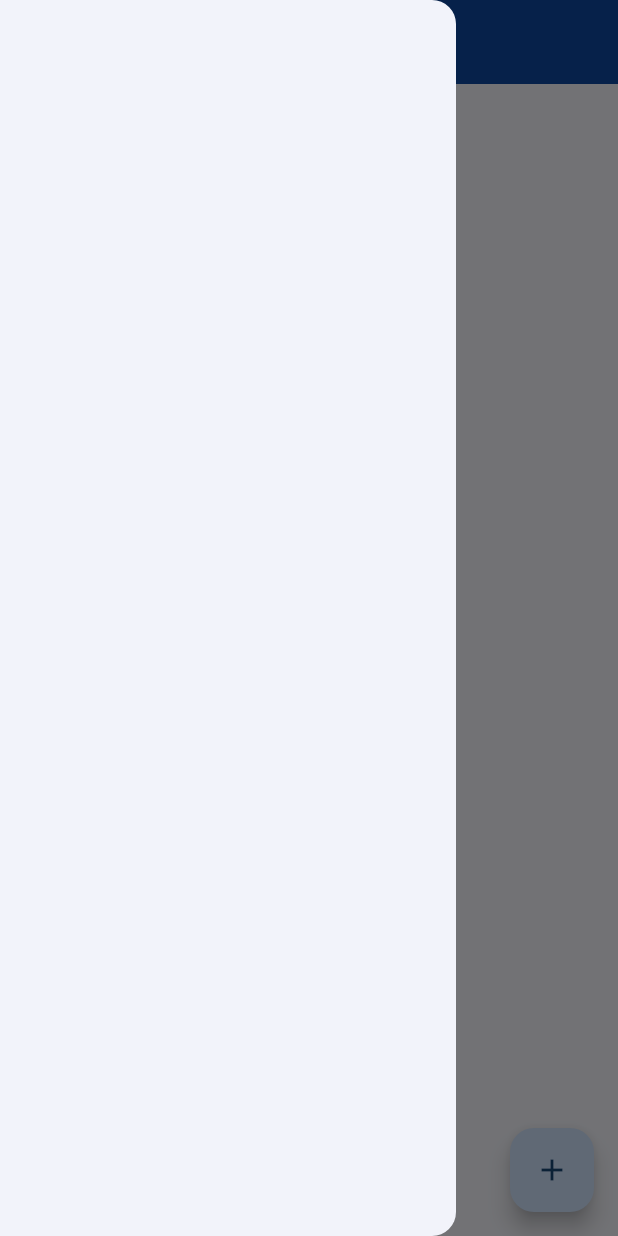
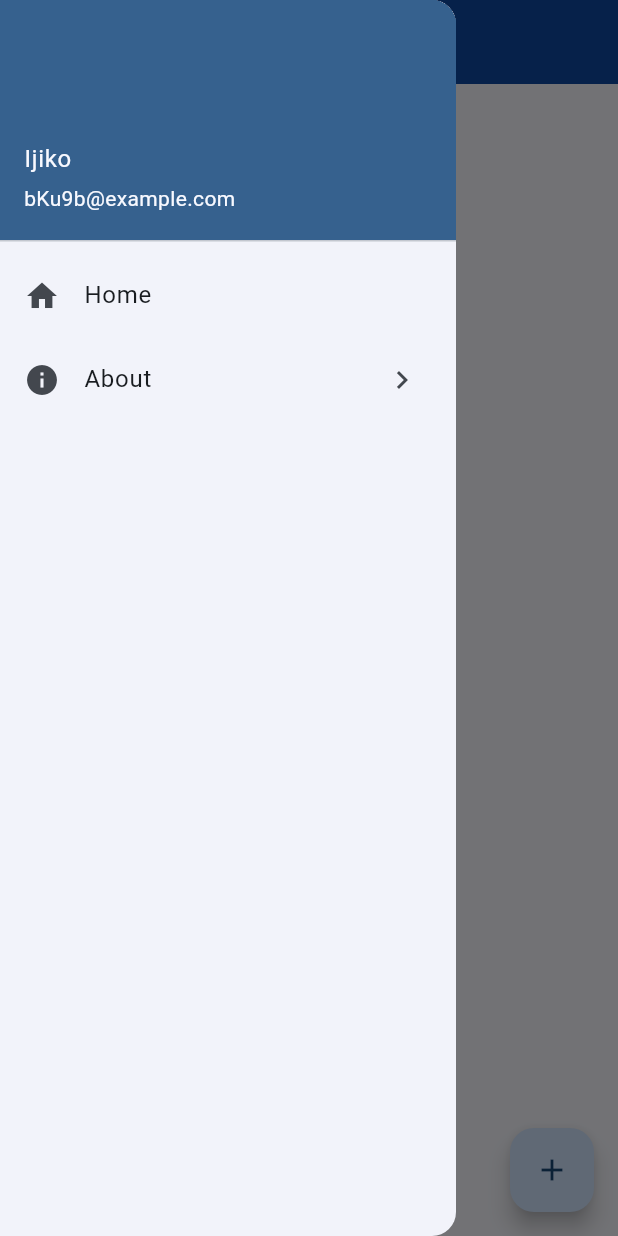
Before and after one commit to piyapong20/cmru_app, a Flutter app: the screen it shows after launch, with the side drawer open, on a phone screen of 412 x 824 dp. Run offline on Flutter 3.47's test engine with Material 3 defaults, Android fonts, the phone set to English and light mode, and no system bars.

Commit message:
แยก Drawer

```diff
--- a/lib/main.dart
+++ b/lib/main.dart
@@ -1,3 +1,4 @@
+import 'package:cmru_app/screen/about_screen.dart';
 import 'package:cmru_app/screen/home_screen.dart';
 import 'package:flutter/material.dart';
 
@@ -19,7 +20,7 @@ class MyApp extends StatelessWidget {
       initialRoute: '/home',
       routes: {
         '/home': (context) => const HomeScreen(),
-        '/about': (context) => const Placeholder(),
+        '/about': (context) => const AboutScreen(),
       },
     );
   }
--- /dev/null
+++ b/lib/screen/about_screen.dart
@@ -0,0 +1,17 @@
+import 'package:flutter/material.dart';
+
+class AboutScreen extends StatelessWidget {
+  const AboutScreen({super.key});
+
+  @override
+  Widget build(BuildContext context) {
+    return Scaffold(
+      appBar: AppBar(
+        title: const Text('About'),
+      ),
+      body: const Center(
+        child: Text('About Screen'),
+      ),
+    );
+  }
+}
--- a/lib/screen/home_screen.dart
+++ b/lib/screen/home_screen.dart
@@ -1,3 +1,4 @@
+import 'package:cmru_app/widget/my_drawer.dart';
 import 'package:flutter/material.dart';
 
 class HomeScreen extends StatefulWidget {
@@ -9,6 +10,7 @@ class HomeScreen extends StatefulWidget {
 
 class _HomeScreenState extends State<HomeScreen> {
   String name = "Ijiko";
+  String accountEmail = "bKu9b@example.com";
 
   void changeName() {
     setState(() {
@@ -19,9 +21,9 @@ class _HomeScreenState extends State<HomeScreen> {
   @override
   Widget build(BuildContext context) {
     return Scaffold(
-      drawer: Drawer(),
+      drawer: const MyDrawer(),
       appBar: AppBar(
-        title: Text('Home', style: TextStyle(color: Colors.white)),
+        title: const Text('Home', style: TextStyle(color: Colors.white)),
         backgroundColor: Colors.blue.shade900,
       ),
       body: Center(
@@ -29,7 +31,7 @@ class _HomeScreenState extends State<HomeScreen> {
       ),
       floatingActionButton: FloatingActionButton(
         onPressed: changeName,
-        child: Icon(Icons.add),
+        child: const Icon(Icons.add),
       ),
     );
   }
--- /dev/null
+++ b/lib/widget/my_drawer.dart
@@ -0,0 +1,44 @@
+import 'package:flutter/material.dart';
+
+class MyDrawer extends StatefulWidget {
+  const MyDrawer({super.key});
+
+  @override
+  State<MyDrawer> createState() => _MyDrawerState();
+}
+
+class _MyDrawerState extends State<MyDrawer> {
+  String name = "Ijiko";
+  String accountEmail = "bKu9b@example.com";
+  @override
+  Widget build(BuildContext context) {
+    return Drawer(
+      child: Column(
+        children: [
+          UserAccountsDrawerHeader(
+            accountName: Text("$name"),
+            accountEmail: Text("$accountEmail"),
+          ),
+          ListView(
+            shrinkWrap: true,
+            children: [
+              ListTile(
+                leading: const Icon(Icons.home),
+                title: const Text('Home'),
+                onTap: () {},
+              ),
+              ListTile(
+                leading: const Icon(Icons.info),
+                title: const Text('About'),
+                onTap: () {
+                  Navigator.pushNamed(context, '/about');
+                },
+                trailing: const Icon(Icons.chevron_right),
+              ),
+            ],
+          )
+        ],
+      ),
+    );
+  }
+}
```
